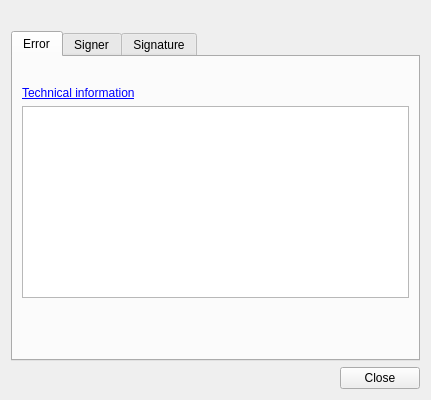
First picture: the form in client/ui/SignatureDialog.ui, repository open-eid/qdigidoc, before the edit.
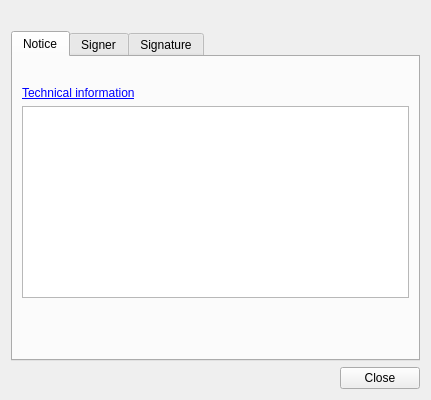
Second picture: the form after the edit.

```diff
--- a/client/ui/SignatureDialog.ui
+++ b/client/ui/SignatureDialog.ui
@@ -24,7 +24,7 @@
      </property>
      <widget class="QWidget" name="errorTab">
       <attribute name="title">
-       <string>Error</string>
+       <string>Notice</string>
       </attribute>
       <layout class="QVBoxLayout" name="errorLayout">
        <item>
```
